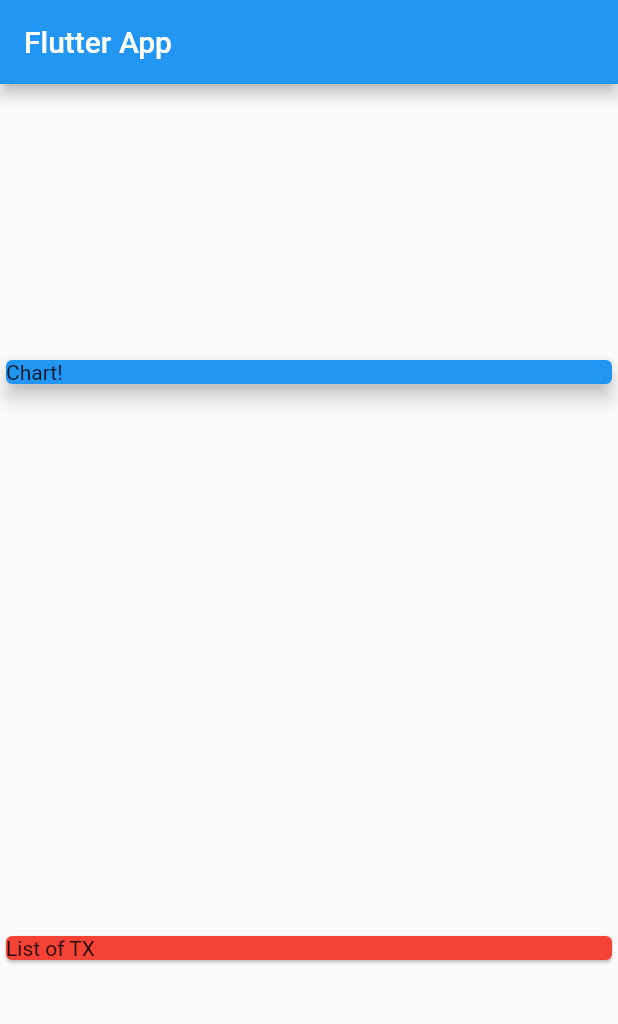
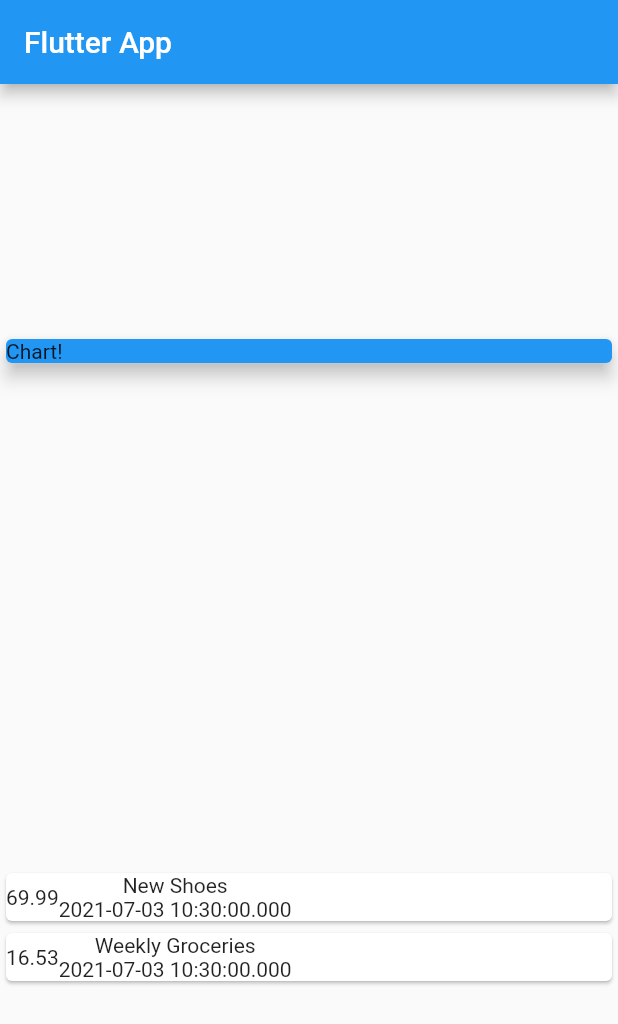
Before and after one commit to 21satvik/personal_expenses_app, a Flutter app: the screen it shows after launch, on a phone screen of 412 x 824 dp. Shown: the top 1024 px of the screen. Run offline on Flutter 3.47's test engine with Material 2 defaults, Android fonts, the phone set to English and light mode, and no system bars.

```diff
--- a/lib/main.dart
+++ b/lib/main.dart
@@ -1,4 +1,5 @@
 import 'package:flutter/material.dart';
+import './transaction.dart';
 
 void main() => runApp(MyApp());
 
@@ -13,6 +14,21 @@ class MyApp extends StatelessWidget {
 }
 
 class MyHomePage extends StatelessWidget {
+  final List<Transaction> transaction = [
+    Transaction(
+      id: 't1',
+      title: 'New Shoes',
+      amount: 69.99,
+      date: DateTime.now(),
+    ),
+    Transaction(
+      id: 't2',
+      title: 'Weekly Groceries',
+      amount: 16.53,
+      date: DateTime.now(),
+    ),
+  ];
+
   @override
   Widget build(BuildContext context) {
     return Scaffold(
@@ -28,9 +44,26 @@ class MyHomePage extends StatelessWidget {
               child: Container(width: double.infinity, child: Text('Chart!')),
               elevation: 5,
             ),
-            Card(
-              color: Colors.red,
-              child: Text('List of TX'),
+            Column(
+              children: transaction.map((tx) {
+                return Card(
+                  child: Row(
+                    children: [
+                      Container(
+                        child: Text(
+                          tx.amount.toString(),
+                        ),
+                      ),
+                      Column(
+                        children: [
+                          Text(tx.title),
+                          Text(tx.date.toString()),
+                        ],
+                      ),
+                    ],
+                  ),
+                );
+              }).toList(),
             ),
           ],
         ));
--- a/lib/transaction.dart
+++ b/lib/transaction.dart
@@ -1,6 +1,15 @@
+import 'package:flutter/material.dart';
+
 class Transaction {
-  String id;
-  String title;
-  double amount;
-  DateTime date;
+  final String id;
+  final String title;
+  final double amount;
+  final DateTime date;
+
+  Transaction({
+    @required this.id,
+    @required this.title,
+    @required this.amount,
+    @required this.date,
+  });
 }
```
